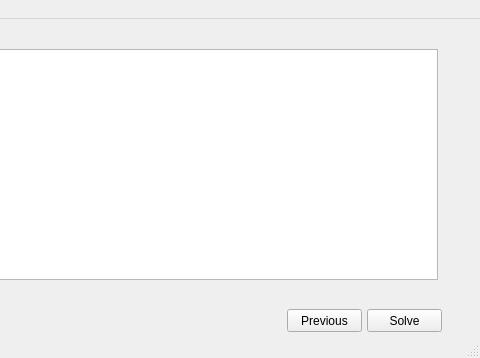
First picture: the form in BCMModified/problemwindow.ui, repository Averios/BCMModified, before the edit; both pictures show x 273 to 753 and y 0 to 358 of the 753 by 358 pixel window.
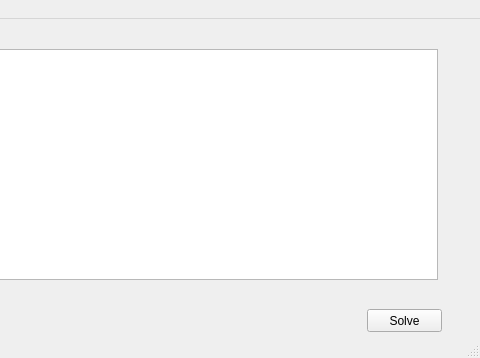
Second picture: the form after the edit.

Diff of the .ui file:
```diff
--- a/BCMModified/problemwindow.ui
+++ b/BCMModified/problemwindow.ui
@@ -27,19 +27,6 @@
      <string>Solve</string>
     </property>
    </widget>
-   <widget class="QPushButton" name="pushButton_2">
-    <property name="geometry">
-     <rect>
-      <x>560</x>
-      <y>290</y>
-      <width>75</width>
-      <height>23</height>
-     </rect>
-    </property>
-    <property name="text">
-     <string>Previous</string>
-    </property>
-   </widget>
    <widget class="QProgressBar" name="progressBar">
     <property name="geometry">
      <rect>
```
